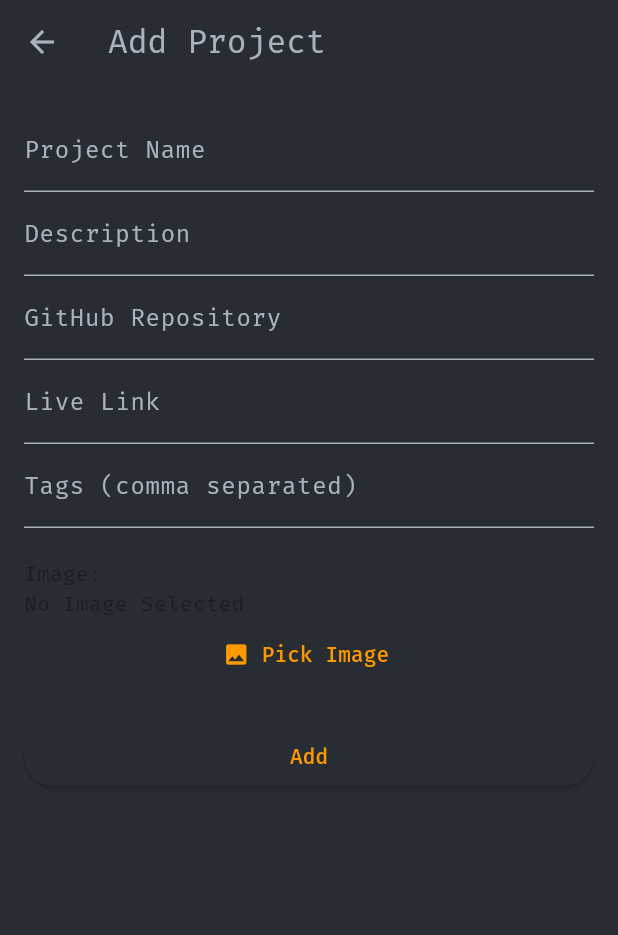
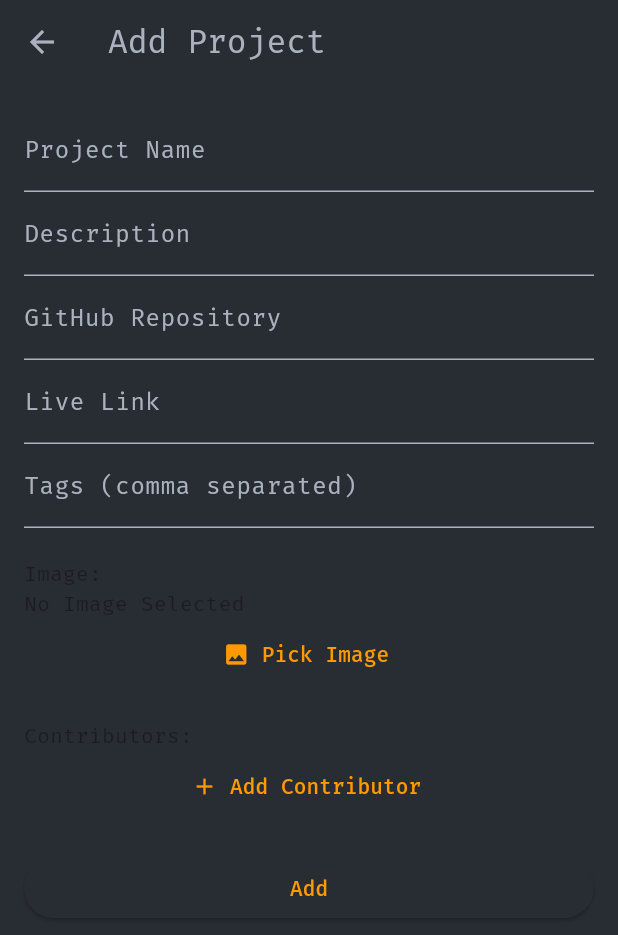
Before and after one commit to nirans2002/Website_Flutter, a Flutter app: the AddEditProjectScreen screen opened directly, on a phone screen of 412 x 824 dp. Shown: the top 935 px of the screen. Run offline on Flutter 3.47's test engine with Material 3 defaults, Android fonts, the phone set to English and light mode, and no system bars; our stand-ins replace cached_network_image, cloud_firestore, file_picker, firebase_auth, firebase_core, firebase_storage and 3 more; missing offline and left inert: adaptive_navbar, dart:html, image_network; accounts and stored records are empty.

Commit message:
done crud contributor

```diff
--- a/lib/data/project.dart
+++ b/lib/data/project.dart
@@ -63,8 +63,8 @@ class Project {
 
 
 class Contributor {
-  final String name;
-  final String linkedinProfileLink;
+   String name;
+   String linkedinProfileLink;
 
   Contributor({
     required this.name,
--- a/lib/pages/admin/add_edit.dart
+++ b/lib/pages/admin/add_edit.dart
@@ -1,8 +1,7 @@
 import 'package:flutter/material.dart';
-
-import 'package:file_picker/file_picker.dart';
 import 'package:niransnarayanan/data/project.dart';
 import 'package:niransnarayanan/firebase/firebase_services.dart';
+import 'package:file_picker/file_picker.dart';
 
 class AddEditProjectScreen extends StatefulWidget {
   final Project? project;
@@ -25,8 +24,8 @@ class _AddEditProjectScreenState extends State<AddEditProjectScreen> {
   String? _documentationUrl;
   DateTime? _startDate;
   DateTime? _endDate;
-  List<Contributor>? _contributors = [];
-  String? _imageFilePath; // Path for image file on Windows
+  List<Contributor> _contributors = [];
+  String? _imageFilePath;
 
   final FirestoreService _firestoreService = FirestoreService();
 
@@ -44,11 +43,10 @@ class _AddEditProjectScreenState extends State<AddEditProjectScreen> {
       _documentationUrl = widget.project!.documentationUrl;
       _startDate = widget.project!.startDate;
       _endDate = widget.project!.endDate;
-      _contributors = widget.project!.otherContributors;
+      _contributors = widget.project!.otherContributors ?? [];
     }
   }
 
-  // Method to pick an image from the file picker
   Future<void> _pickImage() async {
     FilePickerResult? result = await FilePicker.platform.pickFiles(
       allowMultiple: false,
@@ -62,11 +60,22 @@ class _AddEditProjectScreenState extends State<AddEditProjectScreen> {
     }
   }
 
-  // Method to upload the image and get the URL
   Future<void> _uploadImage() async {
     if (_imageFilePath != null) {
       _imgUrl = await _firestoreService.uploadImageToStorage(_imageFilePath!);
     }
+  }
+
+  void _addContributor() {
+    setState(() {
+      _contributors.add(Contributor(name: '', linkedinProfileLink: ''));
+    });
+  }
+
+  void _removeContributor(int index) {
+    setState(() {
+      _contributors.removeAt(index);
+    });
   }
 
   @override
@@ -122,38 +131,65 @@ class _AddEditProjectScreenState extends State<AddEditProjectScreen> {
                 },
               ),
               SizedBox(height: 20),
-              // Image Upload Section
               Text('Image:'),
               _imageFilePath == null && _imgUrl == null
                   ? Text('No Image Selected')
                   : _imageFilePath != null
-                      ? Text(
-                          'Selected File: $_imageFilePath') // Show image file path
-                      : Padding(
-                          padding: const EdgeInsets.all(16.0),
-                          child: Image.network(
-                            _imgUrl!,
-                            loadingBuilder: (BuildContext context, Widget child,
-                                ImageChunkEvent? loadingProgress) {
-                              if (loadingProgress == null) {
-                                return child;
-                              }
-                              return Center(
-                                child: CircularProgressIndicator(
-                                  value: loadingProgress.expectedTotalBytes !=
-                                          null
-                                      ? loadingProgress.cumulativeBytesLoaded /
-                                          loadingProgress.expectedTotalBytes!
-                                      : null,
-                                ),
-                              );
-                            },
-                          ),
-                        ),
+                      ? Text('Selected File: $_imageFilePath')
+                      : Image.network(_imgUrl!),
               TextButton.icon(
                 icon: Icon(Icons.image),
                 label: Text('Pick Image'),
                 onPressed: _pickImage,
+              ),
+              SizedBox(height: 20),
+
+              // Contributors section
+              Text('Contributors:'),
+              ..._contributors.asMap().entries.map((entry) {
+                int index = entry.key;
+                Contributor contributor = entry.value;
+
+                return Column(
+                  key: ValueKey(contributor),
+                  children: [
+                    TextFormField(
+                      initialValue: contributor.name,
+                      decoration:
+                          InputDecoration(labelText: 'Contributor Name'),
+                      onChanged: (value) => contributor.name = value,
+                      validator: (value) {
+                        if (value!.isEmpty) {
+                          return 'Please enter a contributor name';
+                        }
+                        return null;
+                      },
+                    ),
+                    TextFormField(
+                      initialValue: contributor.linkedinProfileLink,
+                      decoration:
+                          InputDecoration(labelText: 'LinkedIn Profile Link'),
+                      onChanged: (value) =>
+                          contributor.linkedinProfileLink = value,
+                    ),
+                    Row(
+                      mainAxisAlignment: MainAxisAlignment.spaceBetween,
+                      children: [
+                        TextButton.icon(
+                          icon: Icon(Icons.delete),
+                          label: Text('Remove'),
+                          onPressed: () => _removeContributor(index),
+                        ),
+                      ],
+                    ),
+                    SizedBox(height: 10),
+                  ],
+                );
+              }).toList(),
+              TextButton.icon(
+                icon: Icon(Icons.add),
+                label: Text('Add Contributor'),
+                onPressed: _addContributor,
               ),
               SizedBox(height: 20),
               ElevatedButton(
@@ -161,16 +197,15 @@ class _AddEditProjectScreenState extends State<AddEditProjectScreen> {
                 onPressed: () async {
                   if (_formKey.currentState!.validate()) {
                     _formKey.currentState!.save();
-                    await _uploadImage(); // Upload image before saving
+                    await _uploadImage();
 
                     Project project = Project(
-                      id: widget.project?.id, // Pass the document ID for update
                       name: _name!,
                       description: _description!,
                       githubRepo: _githubRepo,
                       liveLink: _liveLink,
                       tags: _tags,
-                      imgUrl: _imgUrl, // Save image URL to Firestore
+                      imgUrl: _imgUrl,
                       ytUrl: _ytUrl,
                       documentationUrl: _documentationUrl,
                       startDate: _startDate,
@@ -182,7 +217,7 @@ class _AddEditProjectScreenState extends State<AddEditProjectScreen> {
                       await _firestoreService.addProject(project);
                     } else {
                       await _firestoreService.updateProject(
-                          project.id!, project);
+                          widget.project!.id!, widget.project!);
                     }
                     Navigator.pop(context);
                   }
```
